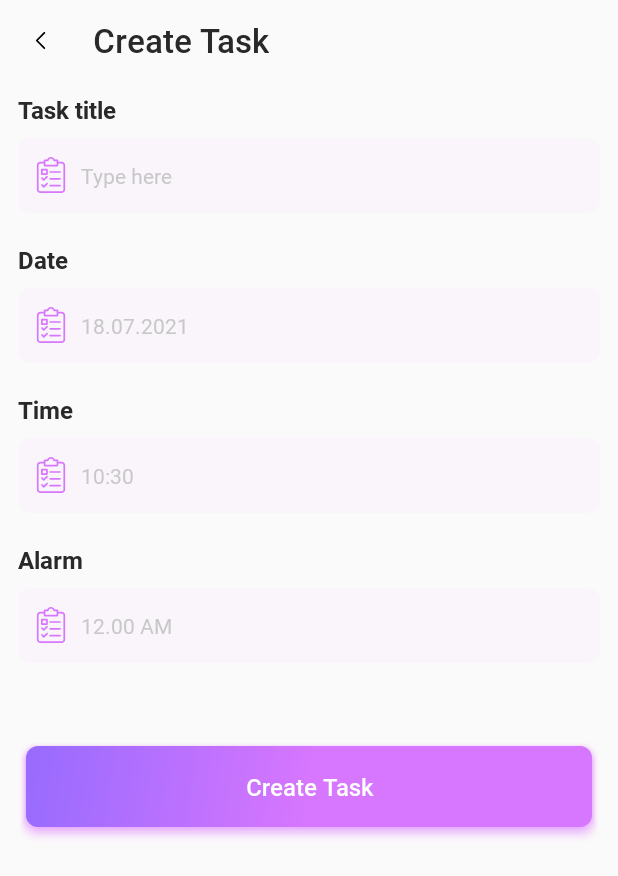
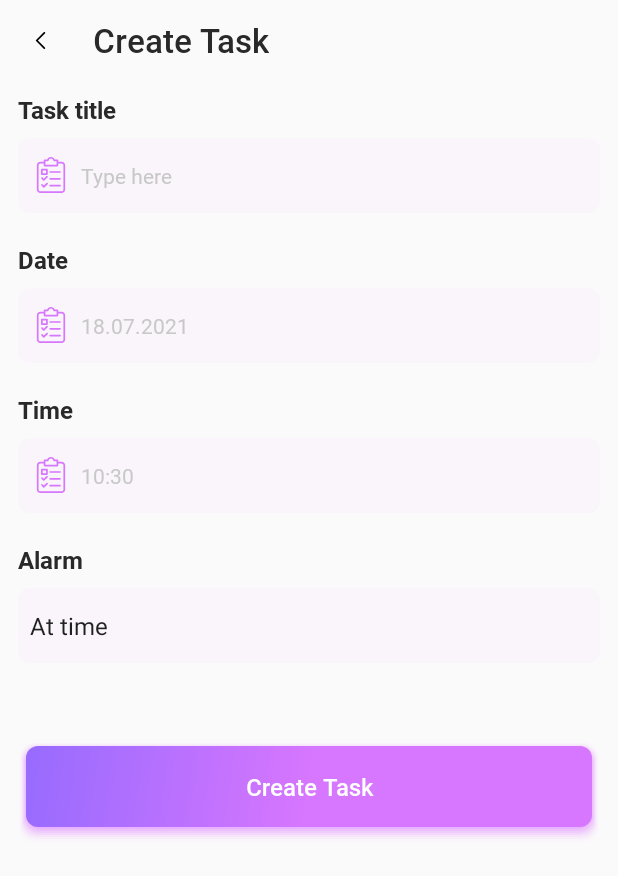
Before and after one commit to abrusdev/todo-android, an Android app: the screen it shows after launch (AddTaskActivity), after a tap on an icon or button, on a phone screen of 412 x 824 dp. Shown: the top 876 px of the screen. Run offline under Robolectric (Android 15) with nearby library versions, the phone set to English and light mode, and no system bars; our stand-ins replace Dagger/Hilt's generated code, Room's generated code.

Commit message:
update: some changes

```diff
--- a/app/src/main/java/ru/abrus/task/todo/storage/data.kt
+++ b/app/src/main/java/ru/abrus/task/todo/storage/data.kt
@@ -10,6 +10,6 @@ data class TaskEntity(
     @ColumnInfo(name = "name") var name: String,
     @ColumnInfo(name = "date") var date: String,
     @ColumnInfo(name = "time") var time: String,
-    @ColumnInfo(name = "alarm") val alarmType: Int,
+    @ColumnInfo(name = "alarm") var alarmType: Int,
     @ColumnInfo(name = "is_active") var isActive: Boolean = false
 )
--- a/app/src/main/java/ru/abrus/task/todo/ui/AddTaskActivity.kt
+++ b/app/src/main/java/ru/abrus/task/todo/ui/AddTaskActivity.kt
@@ -3,6 +3,9 @@ package ru.abrus.task.todo.ui
 import android.app.DatePickerDialog
 import android.app.TimePickerDialog
 import android.os.Bundle
+import android.view.View
+import android.widget.AdapterView
+import android.widget.ArrayAdapter
 import androidx.activity.viewModels
 import androidx.appcompat.app.AppCompatActivity
 import androidx.core.widget.addTextChangedListener
@@ -14,6 +17,7 @@ import ru.abrus.task.todo.utils.Constants
 import java.util.*
 import javax.inject.Inject
 
+
 @AndroidEntryPoint
 class AddTaskActivity() : AppCompatActivity() {
 
@@ -22,7 +26,7 @@ class AddTaskActivity() : AppCompatActivity() {
     @Inject
     lateinit var calendar: Calendar
 
-    private var task = TaskEntity(0, "", "", "", Constants.BEFORE_15_MIN)
+    private var task = TaskEntity(0, "", "", "", Constants.AT_TIME)
 
     private val dateWatcher by lazy {
         DatePickerDialog.OnDateSetListener { view, year, month, dayOfMonth ->
@@ -49,6 +53,35 @@ class AddTaskActivity() : AppCompatActivity() {
         initListeners()
 
         initClicks()
+
+        initSpinner()
+    }
+
+    private fun initSpinner() {
+        val ad = ArrayAdapter<Any?>(
+            this,
+            android.R.layout.simple_spinner_item,
+            Constants.alarmTexts as List<Any?>)
+
+        ad.setDropDownViewResource(
+            android.R.layout
+                .simple_spinner_dropdown_item);
+
+        alarmSpinner.adapter = ad
+        alarmSpinner.onItemSelectedListener = object : AdapterView.OnItemSelectedListener {
+            override fun onItemSelected(
+                parent: AdapterView<*>?,
+                view: View?,
+                position: Int,
+                id: Long,
+            ) {
+                task.alarmType = position
+            }
+
+            override fun onNothingSelected(parent: AdapterView<*>?) {
+            }
+
+        }
     }
 
     private fun initClicks() {
@@ -115,6 +148,7 @@ class AddTaskActivity() : AppCompatActivity() {
 
         timeEdt.hint = String.format("%s:%s",
             calendar.get(Calendar.HOUR_OF_DAY),
-            calendar.get(Calendar.MINUTE))
+            with(calendar.get(Calendar.MINUTE)) { if (this < 10) "0$this" else this }
+        )
     }
 }
--- a/app/src/main/java/ru/abrus/task/todo/utils/Constants.kt
+++ b/app/src/main/java/ru/abrus/task/todo/utils/Constants.kt
@@ -1,6 +1,15 @@
 package ru.abrus.task.todo.utils
 
 object Constants {
+
+    val alarmTexts = arrayListOf(
+        "At time",
+        "5 minutes before",
+        "10 minutes before",
+        "15 minutes before",
+        "30 minutes before",
+        "45 minutes before"
+    )
 
     const val AT_TIME = 0
     const val BEFORE_5_MIN = 1
@@ -9,4 +18,15 @@ object Constants {
     const val BEFORE_30_MIN = 4
     const val BEFORE_45_MIN = 5
 
+    fun getAlarmType(type: Int): String {
+        return when (type) {
+            BEFORE_5_MIN -> alarmTexts[1]
+            BEFORE_10_MIN -> alarmTexts[2]
+            BEFORE_15_MIN -> alarmTexts[3]
+            BEFORE_30_MIN -> alarmTexts[4]
+            BEFORE_45_MIN -> alarmTexts[5]
+            else -> alarmTexts[0]
+        }
+    }
+
 }
--- a/app/src/main/res/layout/activity_add_task.xml
+++ b/app/src/main/res/layout/activity_add_task.xml
@@ -103,19 +103,13 @@
             android:layout_marginTop="20dp"
             android:text="@string/alarm" />
 
-        <EditText
-            android:id="@+id/Alarm"
+        <Spinner
+            android:id="@+id/alarmSpinner"
             android:layout_width="match_parent"
             android:layout_height="50dp"
             android:layout_marginTop="8dp"
             android:background="@drawable/rounded_white_card"
-            android:drawableStart="@drawable/ic_task"
-            android:drawablePadding="8dp"
             android:fontFamily="@font/roboto"
-            android:hint="12.00 AM"
-            android:importantForAutofill="no"
-            android:inputType="time"
-            android:paddingHorizontal="10dp"
             android:textColor="@color/color_black"
             android:textColorHint="@color/color_hint"
             android:textSize="14sp" />
```
